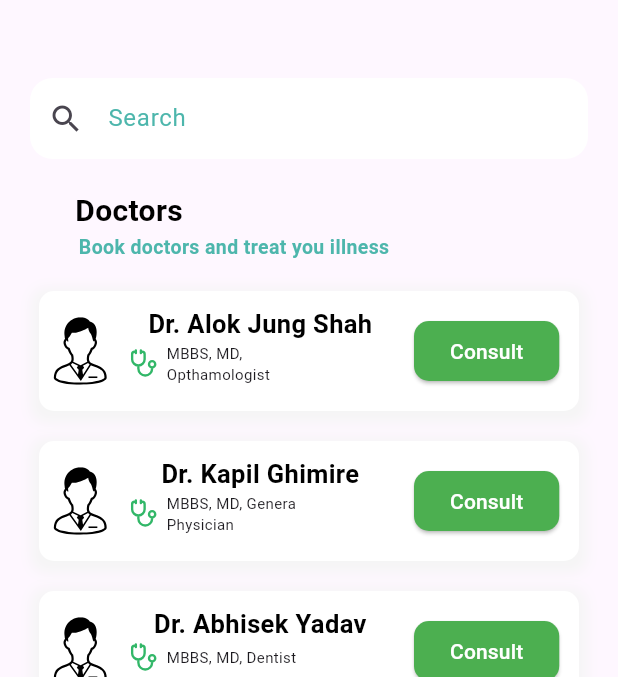
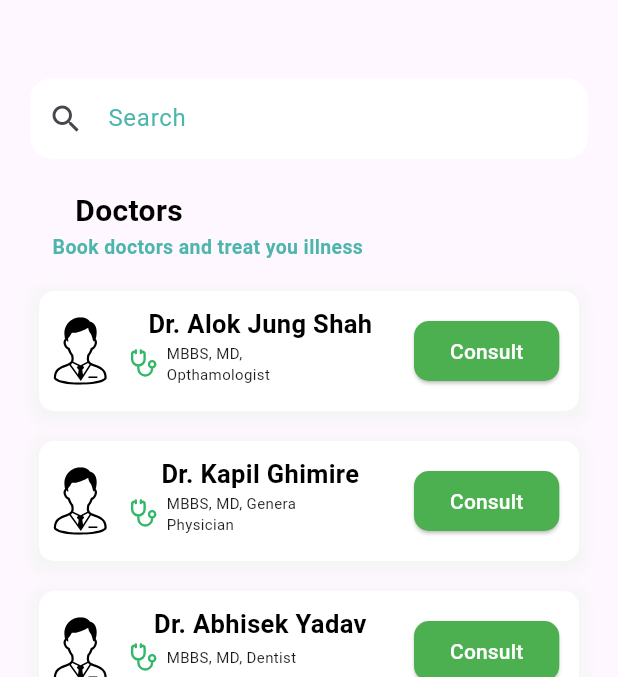
Before and after one commit to NirjalDahal/swasthanepal, a Flutter app: the screen it shows once a user with an empty profile is signed in, after a tap on "Go", on a phone screen of 412 x 824 dp, the part 72-749 px from its top. Run offline on Flutter 3.47's test engine with Material 3 defaults, Android fonts, the phone set to English and light mode, and no system bars; our stand-ins replace firebase_auth, firebase_core, flutter_svg, smooth_page_indicator; accounts and stored records are empty.

Commit message:
second commit

```diff
--- a/lib/pages/doctors.dart
+++ b/lib/pages/doctors.dart
@@ -95,7 +95,7 @@ class _DoctorsState extends State<Doctors> {
                 ),
               ),
               Container(
-                padding: EdgeInsets.only(right: 100),
+                padding: EdgeInsets.only(right: 135),
                 child: Text(
                     'Book doctors and treat you illness',
                     style: TextStyle(
--- a/lib/pages/homescreen.dart
+++ b/lib/pages/homescreen.dart
@@ -79,36 +79,39 @@ class _HomeScreenState extends State<HomeScreen> {
         ),
       body: SingleChildScrollView(
         child: Column(
-          crossAxisAlignment: CrossAxisAlignment.center,
+          crossAxisAlignment: CrossAxisAlignment.start,
           children: [
               SizedBox(height: 50),
-            Container(
-              padding: EdgeInsets.only(right: 240),
+            Padding(
+              padding: EdgeInsets.only(left: 35),
               child: Text(
                   'Features',
                   style: TextStyle(
                       color: Colors.black,
                       fontWeight: FontWeight.bold,
                       fontSize: 20
-
                   ),
               ),
             ),
-            Container(
-              padding: EdgeInsets.symmetric(horizontal: 30),
+            Padding(
+              padding: EdgeInsets.only(left: 35),
               child: Text(
-                  'All features of Emergency Medical Service (EMS++)',
+                  'All the available features of Swastha Nepal',
                   style: TextStyle(
                       color: Colors.teal.shade300,
                       fontWeight: FontWeight.bold,
                       fontSize: 13
-
                   ),
               ),
             ),
             SizedBox(height: 20),
+            // Center all feature containers
+            Center(
+              child: Column(
+                crossAxisAlignment: CrossAxisAlignment.center,
+                children: [
                   Container(
-
+                    padding: EdgeInsets.symmetric(horizontal: 0),
                     decoration: BoxDecoration(
                         borderRadius: BorderRadius.circular(10),
                         color: Colors.white,
@@ -150,7 +153,6 @@ class _HomeScreenState extends State<HomeScreen> {
                                       shape: RoundedRectangleBorder(
                                         borderRadius: BorderRadius.circular(10)
                                       )
-
                                     ),
                                     child: Text(
                                       'Go',
@@ -167,7 +169,6 @@ class _HomeScreenState extends State<HomeScreen> {
                                   ),
                         ],
                     ),
-
                   ),
                   SizedBox(height: 20),
                   Container(
@@ -200,7 +201,6 @@ class _HomeScreenState extends State<HomeScreen> {
                                       shape: RoundedRectangleBorder(
                                         borderRadius: BorderRadius.circular(10)
                                       )
-
                                     ),
                                     child: Text(
                                       'Go',
@@ -228,7 +228,6 @@ class _HomeScreenState extends State<HomeScreen> {
                                 offset: Offset(0, 3), // changes position of shadow
                             ),
                         ],
-
                     ),
                     height: 80,
                     width: 330,
@@ -265,7 +264,6 @@ class _HomeScreenState extends State<HomeScreen> {
                                       shape: RoundedRectangleBorder(
                                         borderRadius: BorderRadius.circular(10)
                                       )
-
                                     ),
                                     child: Text(
                                       'Go',
@@ -328,7 +326,6 @@ class _HomeScreenState extends State<HomeScreen> {
                                       shape: RoundedRectangleBorder(
                                         borderRadius: BorderRadius.circular(10)
                                       )
-
                                     ),
                                     child: Text(
                                       'Go',
@@ -391,7 +388,6 @@ class _HomeScreenState extends State<HomeScreen> {
                                       shape: RoundedRectangleBorder(
                                         borderRadius: BorderRadius.circular(10)
                                       )
-
                                     ),
                                     child: Text(
                                       'Go',
@@ -454,7 +450,6 @@ class _HomeScreenState extends State<HomeScreen> {
                                       shape: RoundedRectangleBorder(
                                         borderRadius: BorderRadius.circular(10)
                                       )
-
                                     ),
                                     child: Text(
                                       'Go',
@@ -486,7 +481,10 @@ class _HomeScreenState extends State<HomeScreen> {
                     height: 80,
                     width: 330,
                   ),
-
+                  SizedBox(height: 20),
+                ],
+              ),
+            ),
           ],
           ),
       ),
--- a/lib/pages/onboarding.dart
+++ b/lib/pages/onboarding.dart
@@ -101,12 +101,11 @@ class _OnboardingViewState extends State<OnboardingView> {
            Column(
             crossAxisAlignment: CrossAxisAlignment.center,
             children: [
-              SizedBox(height: 150),
+              SizedBox(height: 70),
               Container(
-                margin: EdgeInsets.symmetric(horizontal: 50),
-                child: SvgPicture.asset('assets/images/Order Success.svg'),
+                margin: EdgeInsets.symmetric(horizontal: 0.0),
+                child: Image.asset('assets/images/Blue Modern Minimalist Medical Clinic Logo.png'),
               ),
-              SizedBox(height: 50),
               Text(
                 'Welcome',
                 style: TextStyle(
@@ -119,7 +118,7 @@ class _OnboardingViewState extends State<OnboardingView> {
               Container(
                 padding: EdgeInsets.symmetric(horizontal: 60),
                 child: Text(
-                  'Before Enjoying EMS++, please register first',
+                  'Before Enjoying Swastha Nepal, please register first',
                   textAlign: TextAlign.center,
                   style: TextStyle(
                     color: Colors.teal.shade400,
--- a/lib/pages/requirements.txt
+++ /dev/null
@@ -1,5 +0,0 @@
-google-generativeai
-fastapi
-pydantic
-python-dotenv
-uvicorn
```
Also changed, not shown: assets/images/Blue Modern Minimalist Medical Clinic Logo.png (added), 1 other file. Lines whose indentation alone changed are shown as unchanged.
